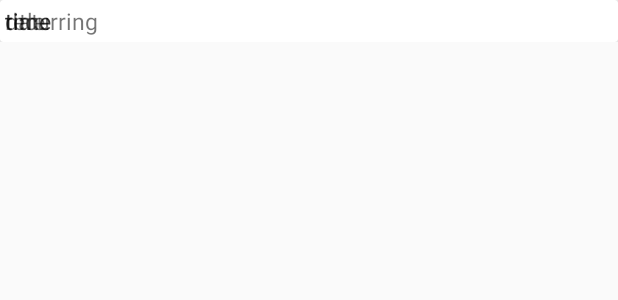
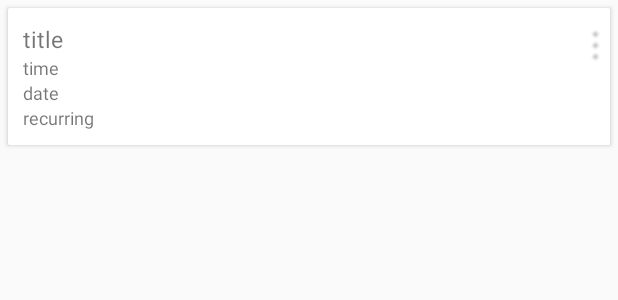
Before and after one commit to kevindevries/studybetterapp, an Android app: the layout card.xml on its own in the app's theme, with its tools: preview values and no code run, on a phone screen of 412 x 824 dp. Shown: the top 300 px of the screen. Run offline under Robolectric (Android 15) with nearby library versions, the phone set to English and light mode, and no system bars.

Commit message:
Cardview updated - layout for grinds

```diff
--- a/app/src/main/java/com/example/kevdevries/studybetter/RegisterActivity.java
+++ b/app/src/main/java/com/example/kevdevries/studybetter/RegisterActivity.java
@@ -168,6 +168,7 @@ public class RegisterActivity extends AppCompatActivity {
             @Override
             public void onCancelled(DatabaseError databaseError) {
             }
+
         });
     }
 
--- a/app/src/main/res/layout/card.xml
+++ b/app/src/main/res/layout/card.xml
@@ -1,4 +1,3 @@
-<?xml version="1.0" encoding="utf-8"?>
 <LinearLayout
     xmlns:android="http://schemas.android.com/apk/res/android"
     xmlns:card_view="http://schemas.android.com/apk/res-auto"
@@ -10,43 +9,66 @@
         android:layout_width="match_parent"
         android:layout_height="match_parent"
         android:layout_gravity="center"
-        android:elevation="3dp">
+        android:layout_margin="5dp"
+        android:elevation="3dp"
+        card_view:cardCornerRadius="1dp">
 
         <RelativeLayout
             android:layout_width="match_parent"
             android:layout_height="match_parent">
 
             <TextView
-                android:id="@+id/title"
+                android:id="@+id/vtitle"
                 android:layout_width="match_parent"
                 android:layout_height="wrap_content"
                 android:text="title"
-                android:padding="3dp"
+                android:paddingTop="10dp"
+                android:paddingRight="10dp"
+                android:paddingLeft="10dp"
                 android:textSize="15sp"/>
 
             <TextView
-                android:id="@+id/time"
+                android:id="@+id/vtime"
                 android:layout_width="match_parent"
                 android:layout_height="wrap_content"
                 android:text="time"
-                android:padding="3dp"
-                android:textSize="15sp"/>
+                android:paddingRight="10dp"
+                android:paddingLeft="10dp"
+                android:textSize="12sp"
+                android:layout_below="@id/vtitle"
+                android:layout_alignRight="@+id/vtitle"
+                android:layout_alignEnd="@+id/vtitle"/>
 
             <TextView
-                android:id="@+id/date"
+                android:id="@+id/vdate"
                 android:layout_width="match_parent"
                 android:layout_height="wrap_content"
                 android:text="date"
-                android:padding="3dp"
-                android:textSize="15sp"/>
+                android:paddingRight="10dp"
+                android:paddingLeft="10dp"
+                android:layout_below="@id/vtime"
+                android:textSize="12sp"/>
 
             <TextView
-                android:id="@+id/recurring"
+                android:id="@+id/vrecurring"
                 android:layout_width="match_parent"
                 android:layout_height="wrap_content"
                 android:text="recurring"
-                android:padding="3dp"
-                android:textSize="15sp"/>
+                android:paddingBottom="10dp"
+                android:paddingRight="10dp"
+                android:paddingLeft="10dp"
+                android:layout_below="@id/vdate"
+                android:textSize="12sp"/>
+
+            <ImageView
+                android:id="@+id/overflow"
+                android:layout_width="20dp"
+                android:layout_height="30dp"
+                android:layout_alignParentRight="true"
+                android:layout_below="@id/title"
+                android:layout_marginTop="10dp"
+                android:scaleType="centerCrop"
+                android:src="@drawable/menu" />
         </RelativeLayout>
     </android.support.v7.widget.CardView>
 
```
Also changed, not shown: app/build.gradle (+6 -6 lines), app/src/main/java/com/example/kevdevries/studybetter/GrindsActivity.java (+43 -3 lines), app/src/main/java/com/example/kevdevries/studybetter/RecyclerAdapter.java (+11 -11 lines), app/src/main/res/layout/activity_grinds.xml (+12 -4 lines), app/src/main/res/drawable-v24/menu.png (added).
